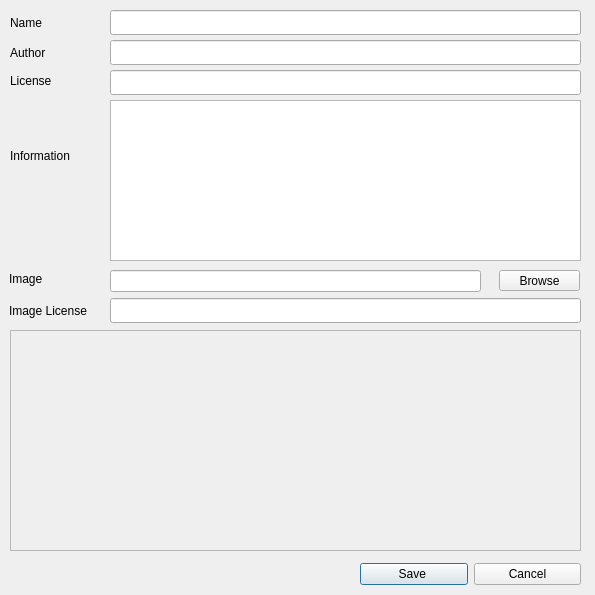
First picture: the form in src/gui/src/SoundLibrary/SoundLibrarySaveDialog_UI.ui, repository hydrogen-music/hydrogen, before the edit.
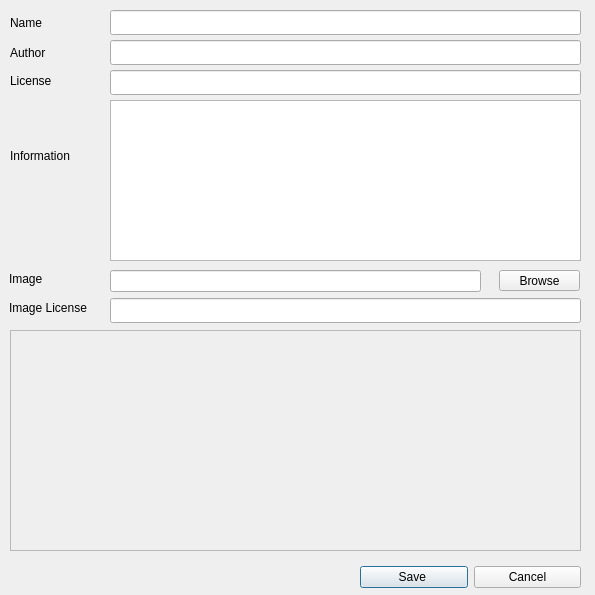
Second picture: the form after the edit.

Commit message: Improved spacing for translated labels

```diff
--- a/src/gui/src/SoundLibrary/SoundLibrarySaveDialog_UI.ui
+++ b/src/gui/src/SoundLibrary/SoundLibrarySaveDialog_UI.ui
@@ -168,7 +168,7 @@
      <x>360</x>
      <y>560</y>
      <width>221</width>
-     <height>28</height>
+     <height>35</height>
     </rect>
    </property>
    <layout class="QHBoxLayout">
@@ -305,9 +305,9 @@
    <property name="geometry">
     <rect>
      <x>9</x>
-     <y>298</y>
+     <y>292</y>
      <width>91</width>
-     <height>25</height>
+     <height>31</height>
     </rect>
    </property>
    <property name="sizePolicy">
@@ -319,6 +319,9 @@
    <property name="text">
     <string>Image License</string>
    </property>
+   <property name="wordWrap">
+    <bool>true</bool>
+   </property>
   </widget>
   <widget class="QLineEdit" name="imageLicenseText">
    <property name="geometry">
```
The commit also changes 4 other files.
